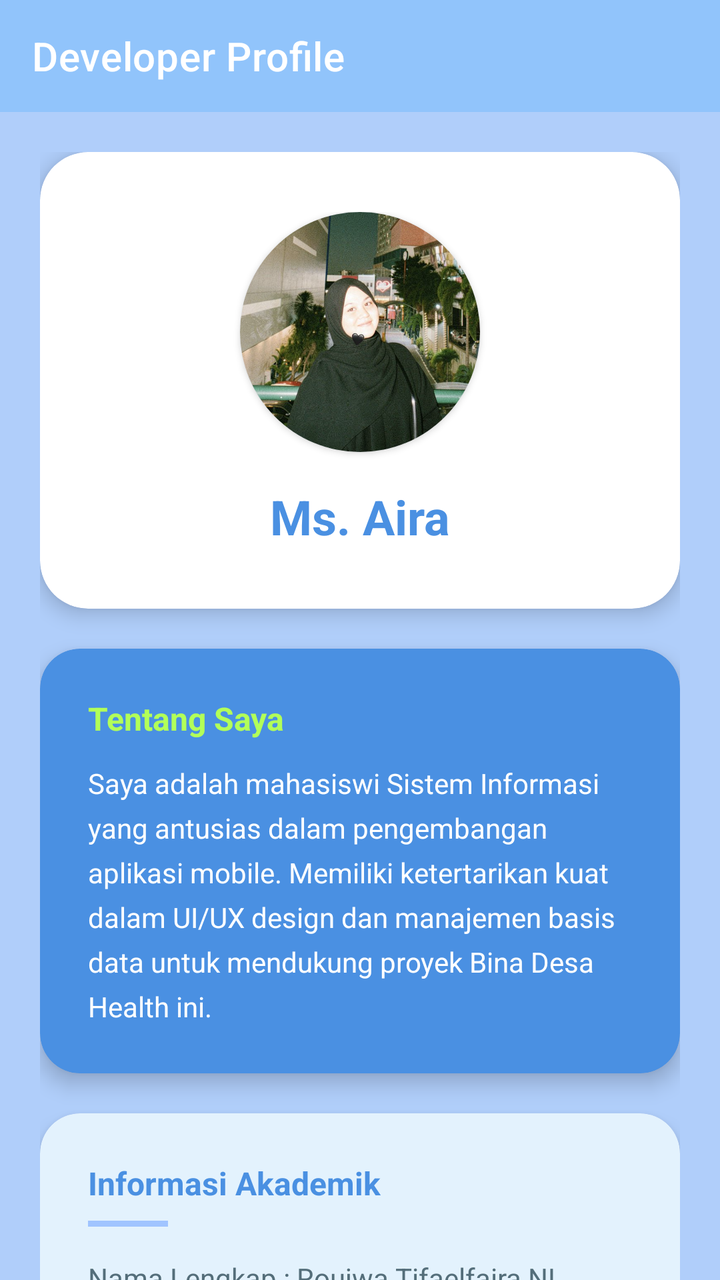
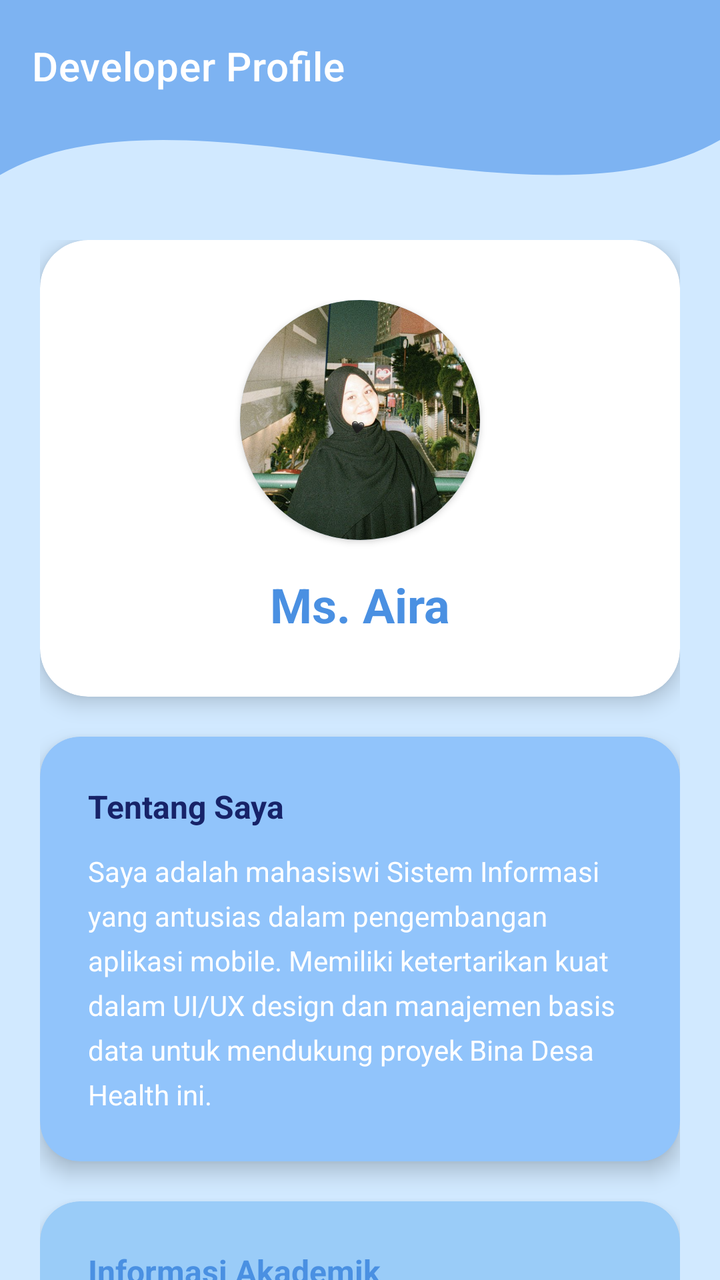

The first picture is an Android layout as it rendered before a commit; the second is the same layout after the commit. The layout source and the unified diff follow.
<!-- AndroidManifest.xml: application theme Theme.MaterialComponents.Light.NoActionBar -->
<!-- res/layout/fragment_profile.xml -->
<?xml version="1.0" encoding="utf-8"?>
<LinearLayout xmlns:android="http://schemas.android.com/apk/res/android"
    xmlns:app="http://schemas.android.com/apk/res-auto"
    xmlns:tools="http://schemas.android.com/tools"
    android:layout_width="match_parent"
    android:layout_height="match_parent"
    android:orientation="vertical"
    android:background="#B0CEFA"
    tools:context=".Profile.ProfileFragment">

    <androidx.appcompat.widget.Toolbar
        android:id="@+id/toolbar"
        android:layout_width="match_parent"
        android:layout_height="?attr/actionBarSize"
        android:background="@color/bina_desa_primary"
        app:title="Developer Profile"
        app:titleTextColor="@android:color/white"
        app:elevation="4dp" />

    <ScrollView
        android:layout_width="match_parent"
        android:layout_height="match_parent"
        android:scrollbars="none">

        <LinearLayout
            android:layout_width="match_parent"
            android:layout_height="wrap_content"
            android:orientation="vertical"
            android:padding="20dp">

            <androidx.cardview.widget.CardView
                android:layout_width="match_parent"
                android:layout_height="wrap_content"
                app:cardCornerRadius="24dp"
                app:cardElevation="6dp"
                android:layout_marginBottom="20dp">

                <LinearLayout
                    android:layout_width="match_parent"
                    android:layout_height="wrap_content"
                    android:orientation="vertical"
                    android:padding="30dp"
                    android:gravity="center">

                    <androidx.cardview.widget.CardView
                        android:layout_width="120dp"
                        android:layout_height="120dp"
                        app:cardCornerRadius="60dp"
                        app:cardElevation="2dp"
                        app:cardBackgroundColor="#E3EDFF">

                        <ImageView
                            android:id="@+id/imgProfile"
                            android:layout_width="match_parent"
                            android:layout_height="match_parent"
                            android:src="@drawable/ayyy"
                            android:scaleType="centerCrop" />
                    </androidx.cardview.widget.CardView>

                    <TextView
                        android:id="@+id/txtDeveloperName"
                        android:layout_width="wrap_content"
                        android:layout_height="wrap_content"
                        android:text="Ms. Aira"
                        android:textSize="24sp"
                        android:textStyle="bold"
                        android:textColor="#4A90E2"
                        android:layout_marginTop="16dp" />
                </LinearLayout>
            </androidx.cardview.widget.CardView>

            <androidx.cardview.widget.CardView
                android:layout_width="match_parent"
                android:layout_height="wrap_content"
                app:cardCornerRadius="20dp"
                app:cardElevation="6dp"
                app:cardBackgroundColor="#4A90E2"
                android:layout_marginBottom="20dp">

                <LinearLayout
                    android:layout_width="match_parent"
                    android:layout_height="wrap_content"
                    android:orientation="vertical"
                    android:padding="24dp">

                    <TextView
                        android:layout_width="wrap_content"
                        android:layout_height="wrap_content"
                        android:text="Tentang Saya"
                        android:textStyle="bold"
                        android:textSize="16sp"
                        android:textColor="#B2FF59" />

                    <TextView
                        android:layout_width="match_parent"
                        android:layout_height="wrap_content"
                        android:text="Saya adalah mahasiswi Sistem Informasi yang antusias dalam pengembangan aplikasi mobile. Memiliki ketertarikan kuat dalam UI/UX design dan manajemen basis data untuk mendukung proyek Bina Desa Health ini."
                        android:textColor="@android:color/white"
                        android:textSize="14sp"
                        android:lineSpacingExtra="6dp"
                        android:layout_marginTop="12dp"/>
                </LinearLayout>
            </androidx.cardview.widget.CardView>

            <androidx.cardview.widget.CardView
                android:layout_width="match_parent"
                android:layout_height="wrap_content"
                app:cardCornerRadius="20dp"
                app:cardElevation="6dp"
                app:cardBackgroundColor="@color/bina_desa_blue_light"
                android:layout_marginBottom="20dp">

                <LinearLayout
                    android:layout_width="match_parent"
                    android:layout_height="wrap_content"
                    android:orientation="vertical"
                    android:padding="24dp">

                    <TextView
                        android:layout_width="wrap_content"
                        android:layout_height="wrap_content"
                        android:text="Informasi Akademik"
                        android:textStyle="bold"
                        android:textSize="16sp"
                        android:textColor="#4A90E2" />

                    <View
                        android:layout_width="40dp"
                        android:layout_height="3dp"
                        android:background="#A0C4FF"
                        android:layout_marginTop="8dp" />

                    <TextView
                        android:layout_width="wrap_content"
                        android:layout_height="wrap_content"
                        android:text="Nama Lengkap : Roujwa Tifaelfaira NL\nNIM : 2457301127\nProdi : Sistem Informasi\nStatus : Mahasiswi Aktif"
                        android:textColor="#546E7A"
                        android:textSize="14sp"
                        android:lineSpacingExtra="8dp"
                        android:layout_marginTop="16dp"/>
                </LinearLayout>
            </androidx.cardview.widget.CardView>

            <TextView
                android:layout_width="match_parent"
                android:layout_height="wrap_content"
                android:text="Bina Desa Health Project - 2026"
                android:gravity="center"
                android:textColor="#4D5054"
                android:textSize="12sp"
                android:layout_marginTop="10dp"
                android:layout_marginBottom="20dp"/>

        </LinearLayout>
    </ScrollView>
</LinearLayout>
<!-- resources referenced by this layout -->
<resources>
  <color name="bina_desa_blue_light">#E3F2FD</color>
  <color name="bina_desa_primary">#91C4FB</color>
  <!-- drawable ayyy: png bitmap (drawable, 747865 bytes) -->
</resources>

<!-- the commit's change to res/layout/fragment_profile.xml (unified diff, before → after) -->
@@ -1,156 +1,197 @@
 <?xml version="1.0" encoding="utf-8"?>
-<LinearLayout xmlns:android="http://schemas.android.com/apk/res/android"
+<RelativeLayout xmlns:android="http://schemas.android.com/apk/res/android"
     xmlns:app="http://schemas.android.com/apk/res-auto"
     xmlns:tools="http://schemas.android.com/tools"
     android:layout_width="match_parent"
     android:layout_height="match_parent"
-    android:orientation="vertical"
-    android:background="#B0CEFA"
+    android:background="#D1E9FF"
     tools:context=".Profile.ProfileFragment">
-
-    <androidx.appcompat.widget.Toolbar
-        android:id="@+id/toolbar"
-        android:layout_width="match_parent"
-        android:layout_height="?attr/actionBarSize"
-        android:background="@color/bina_desa_primary"
-        app:title="Developer Profile"
-        app:titleTextColor="@android:color/white"
-        app:elevation="4dp" />
 
     <ScrollView
         android:layout_width="match_parent"
         android:layout_height="match_parent"
-        android:scrollbars="none">
+        android:scrollbars="none"
+        android:clipToPadding="false"
+        android:paddingTop="100dp"> <LinearLayout
+        android:layout_width="match_parent"
+        android:layout_height="wrap_content"
+        android:orientation="vertical"
+        android:padding="20dp">
 
-        <LinearLayout
+        <androidx.cardview.widget.CardView
             android:layout_width="match_parent"
             android:layout_height="wrap_content"
-            android:orientation="vertical"
-            android:padding="20dp">
+            app:cardCornerRadius="24dp"
+            app:cardElevation="6dp"
+            android:layout_marginBottom="20dp">
 
-            <androidx.cardview.widget.CardView
+            <LinearLayout
                 android:layout_width="match_parent"
                 android:layout_height="wrap_content"
-                app:cardCornerRadius="24dp"
-                app:cardElevation="6dp"
-                android:layout_marginBottom="20dp">
+                android:orientation="vertical"
+                android:padding="30dp"
+                android:gravity="center">
 
-                <LinearLayout
+                <androidx.cardview.widget.CardView
+                    android:layout_width="120dp"
+                    android:layout_height="120dp"
+                    app:cardCornerRadius="60dp"
+                    app:cardElevation="2dp"
+                    app:cardBackgroundColor="@color/bina_desa_primary">
+
+                    <ImageView
+                        android:id="@+id/imgProfile"
+                        android:layout_width="match_parent"
+                        android:layout_height="match_parent"
+                        android:src="@drawable/ayyy"
+                        android:scaleType="centerCrop" />
+                </androidx.cardview.widget.CardView>
+
+                <TextView
+                    android:id="@+id/txtDeveloperName"
+                    android:layout_width="wrap_content"
+                    android:layout_height="wrap_content"
+                    android:text="Ms. Aira"
+                    android:textSize="24sp"
+                    android:textStyle="bold"
+                    android:textColor="#4A90E2"
+                    android:layout_marginTop="16dp" />
+            </LinearLayout>
+        </androidx.cardview.widget.CardView>
+
+        <androidx.cardview.widget.CardView
+            android:layout_width="match_parent"
+            android:layout_height="wrap_content"
+            app:cardCornerRadius="20dp"
+            app:cardElevation="6dp"
+            app:cardBackgroundColor="@color/bina_desa_primary"
+            android:layout_marginBottom="20dp">
+
+            <LinearLayout
+                android:layout_width="match_parent"
+                android:layout_height="wrap_content"
+                android:orientation="vertical"
+                android:padding="24dp">
+
+                <TextView
+                    android:layout_width="wrap_content"
+                    android:layout_height="wrap_content"
+                    android:text="Tentang Saya"
+                    android:textStyle="bold"
+                    android:textSize="16sp"
+                    android:textColor="#172368" />
+
+                <TextView
                     android:layout_width="match_parent"
                     android:layout_height="wrap_content"
-                    android:orientation="vertical"
-                    android:padding="30dp"
-                    android:gravity="center">
+                    android:text="Saya adalah mahasiswi Sistem Informasi yang antusias dalam pengembangan aplikasi mobile. Memiliki ketertarikan kuat dalam UI/UX design dan manajemen basis data untuk mendukung proyek Bina Desa Health ini."
+                    android:textColor="@android:color/white"
+                    android:textSize="14sp"
+                    android:lineSpacingExtra="6dp"
+                    android:layout_marginTop="12dp"/>
+            </LinearLayout>
+        </androidx.cardview.widget.CardView>
 
-                    <androidx.cardview.widget.CardView
-                        android:layout_width="120dp"
-                        android:layout_height="120dp"
-                        app:cardCornerRadius="60dp"
-                        app:cardElevation="2dp"
-                        app:cardBackgroundColor="#E3EDFF">
+        <androidx.cardview.widget.CardView
+            android:layout_width="match_parent"
+            android:layout_height="wrap_content"
+            app:cardCornerRadius="20dp"
+            app:cardElevation="6dp"
+            app:cardBackgroundColor="#9ACCF8"
+            android:layout_marginBottom="20dp">
 
-                        <ImageView
-                            android:id="@+id/imgProfile"
-                            android:layout_width="match_parent"
-                            android:layout_height="match_parent"
-                            android:src="@drawable/ayyy"
-                            android:scaleType="centerCrop" />
-                    </androidx.cardview.widget.CardView>
-
-                    <TextView
-                        android:id="@+id/txtDeveloperName"
-                        android:layout_width="wrap_content"
-                        android:layout_height="wrap_content"
-                        android:text="Ms. Aira"
-                        android:textSize="24sp"
-                        android:textStyle="bold"
-                        android:textColor="#4A90E2"
-                        android:layout_marginTop="16dp" />
-                </LinearLayout>
-            </androidx.cardview.widget.CardView>
-
-            <androidx.cardview.widget.CardView
+            <LinearLayout
                 android:layout_width="match_parent"
                 android:layout_height="wrap_content"
-                app:cardCornerRadius="20dp"
-                app:cardElevation="6dp"
-                app:cardBackgroundColor="#4A90E2"
-                android:layout_marginBottom="20dp">
+                android:orientation="vertical"
+                android:padding="24dp">
 
-                <LinearLayout
-                    android:layout_width="match_parent"
+                <TextView
+                    android:layout_width="wrap_content"
                     android:layout_height="wrap_content"
-                    android:orientation="vertical"
-                    android:padding="24dp">
+                    android:text="Informasi Akademik"
+                    android:textStyle="bold"
+                    android:textSize="16sp"
+                    android:textColor="#4A90E2" />
 
-                    <TextView
-                        android:layout_width="wrap_content"
-                        android:layout_height="wrap_content"
-                        android:text="Tentang Saya"
-                        android:textStyle="bold"
-                        android:textSize="16sp"
-                        android:textColor="#B2FF59" />
+                <View
+                    android:layout_width="40dp"
+                    android:layout_height="3dp"
+                    android:background="#6890CE"
+                    android:layout_marginTop="8dp" />
 
-                    <TextView
-                        android:layout_width="match_parent"
-                        android:layout_height="wrap_content"
-                        android:text="Saya adalah mahasiswi Sistem Informasi yang antusias dalam pengembangan aplikasi mobile. Memiliki ketertarikan kuat dalam UI/UX design dan manajemen basis data untuk mendukung proyek Bina Desa Health ini."
-                        android:textColor="@android:color/white"
-                        android:textSize="14sp"
-                        android:lineSpacingExtra="6dp"
-                        android:layout_marginTop="12dp"/>
-                </LinearLayout>
-            </androidx.cardview.widget.CardView>
+                <TextView
+                    android:layout_width="wrap_content"
+                    android:layout_height="wrap_content"
+                    android:text="Nama Lengkap : Roujwa Tifaelfaira NL\nNIM : 2457301127\nProdi : Sistem Informasi\nStatus : Mahasiswi Aktif"
+                    android:textColor="#546E7A"
+                    android:textSize="14sp"
+                    android:lineSpacingExtra="8dp"
+                    android:layout_marginTop="16dp"/>
+            </LinearLayout>
+        </androidx.cardview.widget.CardView>
 
-            <androidx.cardview.widget.CardView
+        <androidx.cardview.widget.CardView
+            android:layout_width="match_parent"
+            android:layout_height="wrap_content"
+            app:cardCornerRadius="20dp"
+            app:cardElevation="6dp"
+            android:layout_marginBottom="20dp">
+
+            <LinearLayout
                 android:layout_width="match_parent"
                 android:layout_height="wrap_content"
-                app:cardCornerRadius="20dp"
-                app:cardElevation="6dp"
-                app:cardBackgroundColor="@color/bina_desa_blue_light"
-                android:layout_marginBottom="20dp">
+                android:orientation="vertical"
+                android:padding="16dp">
 
-                <LinearLayout
+                <TextView
+                    android:layout_width="wrap_content"
+                    android:layout_height="wrap_content"
+                    android:text="Pengaturan &amp; Info"
+                    android:textStyle="bold"
+                    android:textSize="16sp"
+                    android:textColor="#4A90E2"
+                    android:layout_marginBottom="8dp"/>
+
+                <ListView
+                    android:id="@+id/lvProfileMenu"
                     android:layout_width="match_parent"
-                    android:layout_height="wrap_content"
-                    android:orientation="vertical"
-                    android:padding="24dp">
+                    android:layout_height="200dp"
+                    android:divider="@color/bina_desa_blue_light"
+                    android:dividerHeight="1dp" />
+            </LinearLayout>
+        </androidx.cardview.widget.CardView>
 
-                    <TextView
-                        android:layout_width="wrap_content"
-                        android:layout_height="wrap_content"
-                        android:text="Informasi Akademik"
-                        android:textStyle="bold"
-                        android:textSize="16sp"
-                        android:textColor="#4A90E2" />
+        <TextView
+            android:layout_width="match_parent"
+            android:layout_height="wrap_content"
+            android:text="Bina Desa Health Project - 2026"
+            android:gravity="center"
+            android:textColor="#4D5054"
+            android:textSize="12sp"
+            android:layout_marginTop="10dp"
+            android:layout_marginBottom="40dp"/>
+    </LinearLayout>
+    </ScrollView>
 
-                    <View
-                        android:layout_width="40dp"
-                        android:layout_height="3dp"
-                        android:background="#A0C4FF"
-                        android:layout_marginTop="8dp" />
+    <FrameLayout
+        android:layout_width="match_parent"
+        android:layout_height="140dp">
 
-                    <TextView
-                        android:layout_width="wrap_content"
-                        android:layout_height="wrap_content"
-                        android:text="Nama Lengkap : Roujwa Tifaelfaira NL\nNIM : 2457301127\nProdi : Sistem Informasi\nStatus : Mahasiswi Aktif"
-                        android:textColor="#546E7A"
-                        android:textSize="14sp"
-                        android:lineSpacingExtra="8dp"
-                        android:layout_marginTop="16dp"/>
-                </LinearLayout>
-            </androidx.cardview.widget.CardView>
+        <View
+            android:layout_width="match_parent"
+            android:layout_height="match_parent"
+            android:background="@drawable/bg_header_wave" />
 
-            <TextView
-                android:layout_width="match_parent"
-                android:layout_height="wrap_content"
-                android:text="Bina Desa Health Project - 2026"
-                android:gravity="center"
-                android:textColor="#4D5054"
-                android:textSize="12sp"
-                android:layout_marginTop="10dp"
-                android:layout_marginBottom="20dp"/>
+        <androidx.appcompat.widget.Toolbar
+            android:id="@+id/toolbar"
+            android:layout_width="match_parent"
+            android:layout_height="wrap_content"
+            android:minHeight="?attr/actionBarSize"
+            android:paddingTop="10dp"
+            app:title="Developer Profile"
+            app:titleTextColor="@android:color/white" />
 
-        </LinearLayout>
-    </ScrollView>
-</LinearLayout>
+    </FrameLayout>
+
+</RelativeLayout>
<!-- resource entries referenced after the edit -->
@@ -3,5 +3,15 @@
   <color name="bina_desa_blue_light">#E3F2FD</color>
   <color name="bina_desa_primary">#91C4FB</color>
   <!-- drawable ayyy: png bitmap (drawable, 747865 bytes) -->
+  <!-- drawable bg_header_wave (drawable) -->
+  <vector xmlns:android="http://schemas.android.com/apk/res/android"
+      android:width="400dp"
+      android:height="100dp"
+      android:viewportWidth="100"
+      android:viewportHeight="40">
+      <path
+          android:fillColor="#7DB3F2"
+          android:pathData="M0,0 L100,0 L100,20 C75,35 25,10 0,25 Z" />
+  </vector>
 </resources>
 
